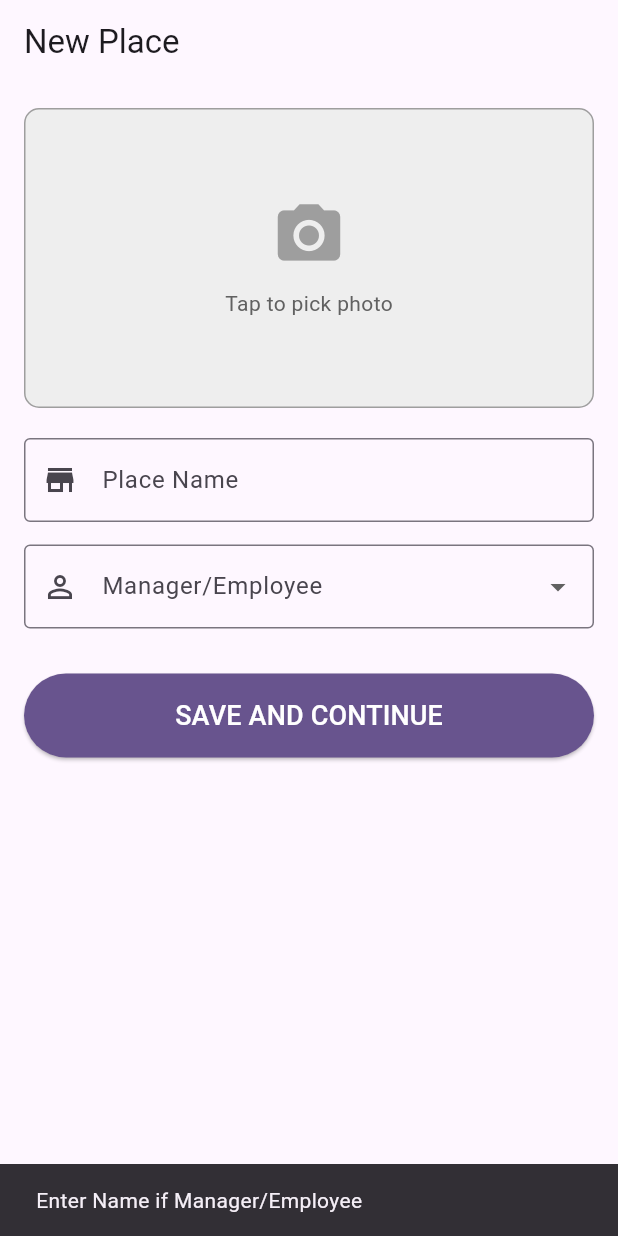
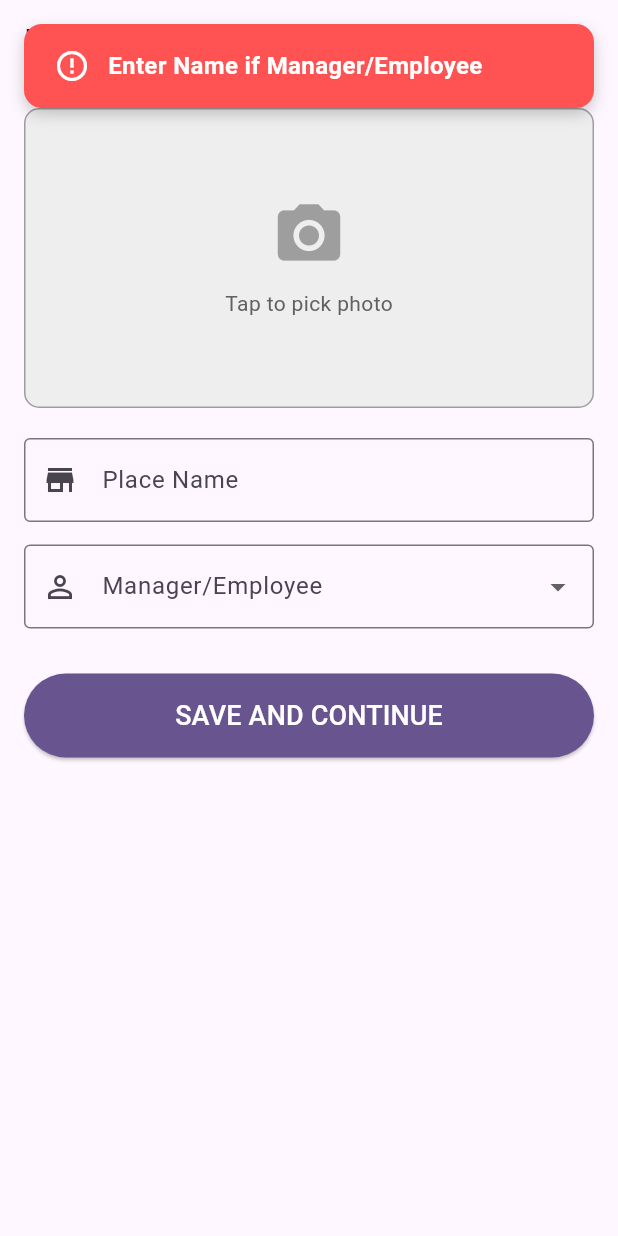
Before and after one commit to Alessandro-bttn/Friggi-App-2.0, a Flutter app: the screen it shows after launch, after a tap on "SAVE AND CONTINUE", on a phone screen of 412 x 824 dp. Run offline on Flutter 3.47's test engine with Material 3 defaults, Android fonts, the phone set to English and light mode, and no system bars; our stand-ins replace image_picker, shared_preferences, sqflite; accounts and stored records are empty.

Commit message:
Add Notifications

```diff
--- a/lib/NewLocale/NewLocale.dart
+++ b/lib/NewLocale/NewLocale.dart
@@ -5,10 +5,13 @@ import 'package:image_picker/image_picker.dart';
 // IMPORTA LE LINGUE
 import '../l10n/app_localizations.dart';
 
+// IMPORTA IL SERVIZIO NOTIFICHE
+import '../notifications/notification_service.dart';
+
 // IMPORTA I NUOVI WIDGET E LA LOGICA
 import 'widgets/role_selector.dart';
 import 'widgets/image_input.dart';
-import 'widgets/save.dart';
+import 'widgets/save.dart'; // Assumo che NewLocaleLogic sia qui dentro
 
 // IMPORTA LA PAGINA DI DESTINAZIONE
 import '../../MonthPage/MonthPage.dart';
@@ -42,28 +45,33 @@ class _NewLocaleState extends State<NewLocale> {
     final testo = AppLocalizations.of(context)!;
 
     // 1. Validazione UI (Visuale)
-    // La UI decide SE chiamare la logica. Se i dati mancano, ferma tutto qui.
     if (_nomeController.text.isEmpty || _selectedRole == null) {
-      ScaffoldMessenger.of(context).showSnackBar(
-        SnackBar(content: Text(testo.erroreCampi)),
-      );
+      // --- MODIFICA: USA IL NUOVO SISTEMA DI NOTIFICHE ---
+      NotificationService().showError(testo.erroreCampi);
       return;
     }
 
     // 2. Chiamata alla Business Logic (Esterna)
-    // La UI non sa come si salva, dice solo "Salva questi dati".
+    // Avvolgiamo tutto in un try-catch per gestire eventuali errori del DB
+    try {
       await NewLocaleLogic.salvaLocale(
         nome: _nomeController.text,
         ruolo: _selectedRole!,
         imageFile: _imageFile,
       );
 
+      // (Opzionale) Mostra notifica di successo verde
+      // NotificationService().showSuccess("Locale creato con successo!");
+
       // 3. Navigazione
-    // La UI gestisce il cambio pagina dopo che la logica ha finito (await)
       if (mounted) {
         Navigator.of(context).pushReplacement(
           MaterialPageRoute(builder: (context) => const MonthPage()),
         );
+      }
+    } catch (e) {
+      // Se c'è un errore nel salvataggio, lo mostriamo col pop-up rosso
+      NotificationService().showError("Errore durante il salvataggio: $e");
     }
   }
 
--- a/lib/main.dart
+++ b/lib/main.dart
@@ -4,21 +4,21 @@ import 'l10n/app_localizations.dart';
 
 import 'rootPage.dart';
 import 'Lingua/language_controller.dart';
-import 'service/preferences_service.dart'; // /// 1. IMPORTA IL SERVIZIO
+import 'service/preferences_service.dart';
 
 // Creiamo l'istanza globale del controller
 final languageController = LanguageController();
 
-// /// 2. TRASFORMA IL MAIN IN ASYNC
+// --- MODIFICA 1: CHIAVE GLOBALE PER LE NOTIFICHE ---
+// Questa chiave permette al NotificationService di trovare lo schermo
+// anche senza avere il "context" della pagina specifica.
+final GlobalKey<NavigatorState> navigatorKey = GlobalKey<NavigatorState>();
+
 void main() async {
-  // /// 3. ASSICURA CHE I WIDGET SIANO PRONTI
   WidgetsFlutterBinding.ensureInitialized();
 
-  // /// 4. SVEGLIA IL MAGGIORDOMO (Carica le preferenze)
   await PreferencesService().init();
 
-  // /// 5. LEGGI LA LINGUA SALVATA
-  // Ora che il servizio è pronto, diciamo al controller di aggiornarsi
   languageController.loadSavedLanguage();
 
   runApp(const MyApp());
@@ -33,11 +33,11 @@ class MyApp extends StatelessWidget {
       listenable: languageController,
       builder: (context, child) {
 
-        // /// 6. LEGGI IL TEMA SALVATO
-        // Leggiamo se l'utente preferisce il tema scuro
         final bool isDark = PreferencesService().temaScuro;
 
         return MaterialApp(
+          navigatorKey: navigatorKey,
+
           title: 'Gestione Spese',
 
           // --- LOCALIZZAZIONE ---
@@ -54,11 +54,9 @@ class MyApp extends StatelessWidget {
             Locale('es'),
           ],
 
-          // --- GESTIONE TEMI (Chiaro / Scuro) ---
-          // Impostiamo il ThemeMode in base alla preferenza salvata
+          // --- GESTIONE TEMI ---
           themeMode: isDark ? ThemeMode.dark : ThemeMode.light,
 
-          // TEMA CHIARO
           theme: ThemeData(
             colorScheme: ColorScheme.fromSeed(
               seedColor: Colors.deepPurple,
@@ -67,11 +65,10 @@ class MyApp extends StatelessWidget {
             useMaterial3: true,
           ),
 
-          // TEMA SCURO (Definiamo come deve apparire)
           darkTheme: ThemeData(
             colorScheme: ColorScheme.fromSeed(
               seedColor: Colors.deepPurple,
-              brightness: Brightness.dark // <--- Importante per la modalità scura
+              brightness: Brightness.dark
             ),
             useMaterial3: true,
           ),
--- /dev/null
+++ b/lib/notifications/notification_service.dart
@@ -0,0 +1,134 @@
+// File: lib/Services/notification_service.dart
+import 'package:flutter/material.dart';
+import '../main.dart'; // Importa per accedere a 'navigatorKey'
+import 'top_notification_card.dart';
+
+class NotificationService {
+  // Singleton
+  static final NotificationService _instance = NotificationService._internal();
+  factory NotificationService() => _instance;
+  NotificationService._internal();
+
+  OverlayEntry? _overlayEntry;
+
+  // Mostra messaggio di SUCCESSO (Verde)
+  void showSuccess(String message) {
+    _show(message, Colors.green, Icons.check_circle);
+  }
+
+  // Mostra messaggio di ERRORE (Rosso)
+  void showError(String message) {
+    _show(message, Colors.redAccent, Icons.error_outline);
+  }
+
+  // Mostra messaggio di INFO (Blu)
+  void showInfo(String message) {
+    _show(message, Colors.blueAccent, Icons.info_outline);
+  }
+
+  // Logica interna
+  void _show(String message, Color color, IconData icon) {
+    // Se c'è già una notifica, la rimuoviamo prima di mostrarne una nuova
+    removeNotification();
+
+    // Otteniamo il contesto globale grazie alla chiave nel main
+    final context = navigatorKey.currentState?.overlay?.context;
+    if (context == null) return;
+
+    // Creiamo l'elemento da sovrapporre allo schermo
+    _overlayEntry = OverlayEntry(
+      builder: (context) => Positioned(
+        top: 0,
+        left: 0,
+        right: 0,
+        child: _AnimatedNotification(
+          message: message,
+          color: color,
+          icon: icon,
+          onDismiss: removeNotification,
+        ),
+      ),
+    );
+
+    // Inseriamo l'overlay
+    navigatorKey.currentState?.overlay?.insert(_overlayEntry!);
+  }
+
+  // Funzione per chiudere la notifica
+  void removeNotification() {
+    _overlayEntry?.remove();
+    _overlayEntry = null;
+  }
+}
+
+// PICCOLO WIDGET INTERNO PER GESTIRE L'ANIMAZIONE DI ENTRATA
+class _AnimatedNotification extends StatefulWidget {
+  final String message;
+  final Color color;
+  final IconData icon;
+  final VoidCallback onDismiss;
+
+  const _AnimatedNotification({
+    required this.message,
+    required this.color,
+    required this.icon,
+    required this.onDismiss,
+  });
+
+  @override
+  State<_AnimatedNotification> createState() => _AnimatedNotificationState();
+}
+
+class _AnimatedNotificationState extends State<_AnimatedNotification>
+    with SingleTickerProviderStateMixin {
+  late AnimationController _controller;
+  late Animation<Offset> _offsetAnimation;
+
+  @override
+  void initState() {
+    super.initState();
+    // Configura l'animazione (dura 0.5 secondi)
+    _controller = AnimationController(
+      duration: const Duration(milliseconds: 500),
+      vsync: this,
+    );
+
+    // L'animazione parte dall'alto fuori schermo (-1.0) e arriva in posizione (0.0)
+    _offsetAnimation = Tween<Offset>(
+      begin: const Offset(0.0, -1.0),
+      end: Offset.zero,
+    ).animate(CurvedAnimation(
+      parent: _controller,
+      curve: Curves.easeOutBack, // Effetto rimbalzo leggero
+    ));
+
+    // Avvia entrata
+    _controller.forward();
+
+    // Chiudi automaticamente dopo 3 secondi
+    Future.delayed(const Duration(seconds: 3), () {
+      if (mounted) {
+        // Avvia uscita (reverse) e poi distruggi
+        _controller.reverse().then((value) => widget.onDismiss());
+      }
+    });
+  }
+
+  @override
+  void dispose() {
+    _controller.dispose();
+    super.dispose();
+  }
+
+  @override
+  Widget build(BuildContext context) {
+    return SlideTransition(
+      position: _offsetAnimation,
+      child: TopNotificationCard(
+        message: widget.message,
+        color: widget.color,
+        icon: widget.icon,
+      ),
+    );
+  }
+}
--- /dev/null
+++ b/lib/notifications/top_notification_card.dart
@@ -0,0 +1,57 @@
+// File: lib/widgets/top_notification_card.dart
+import 'package:flutter/material.dart';
+
+class TopNotificationCard extends StatelessWidget {
+  final String message;
+  final Color color;
+  final IconData icon;
+
+  const TopNotificationCard({
+    super.key,
+    required this.message,
+    required this.color,
+    required this.icon,
+  });
+
+  @override
+  Widget build(BuildContext context) {
+    // SafeArea impedisce che la notifica vada sotto la "tacca" o l'orologio del telefono
+    return SafeArea(
+      child: Material(
+        color: Colors.transparent,
+        child: Container(
+          margin: const EdgeInsets.all(16), // Margine dai bordi
+          padding: const EdgeInsets.symmetric(horizontal: 20, vertical: 16),
+          decoration: BoxDecoration(
+            color: color,
+            borderRadius: BorderRadius.circular(12),
+            boxShadow: [
+              BoxShadow(
+                color: Colors.black.withOpacity(0.2),
+                blurRadius: 8,
+                offset: const Offset(0, 4),
+              ),
+            ],
+          ),
+          child: Row(
+            mainAxisSize: MainAxisSize.min, // Si adatta al contenuto
+            children: [
+              Icon(icon, color: Colors.white),
+              const SizedBox(width: 12),
+              Expanded(
+                child: Text(
+                  message,
+                  style: const TextStyle(
+                    color: Colors.white,
+                    fontWeight: FontWeight.bold,
+                    fontSize: 16,
+                  ),
+                ),
+              ),
+            ],
+          ),
+        ),
+      ),
+    );
+  }
+}
```
Lines whose indentation alone changed are shown as unchanged.
